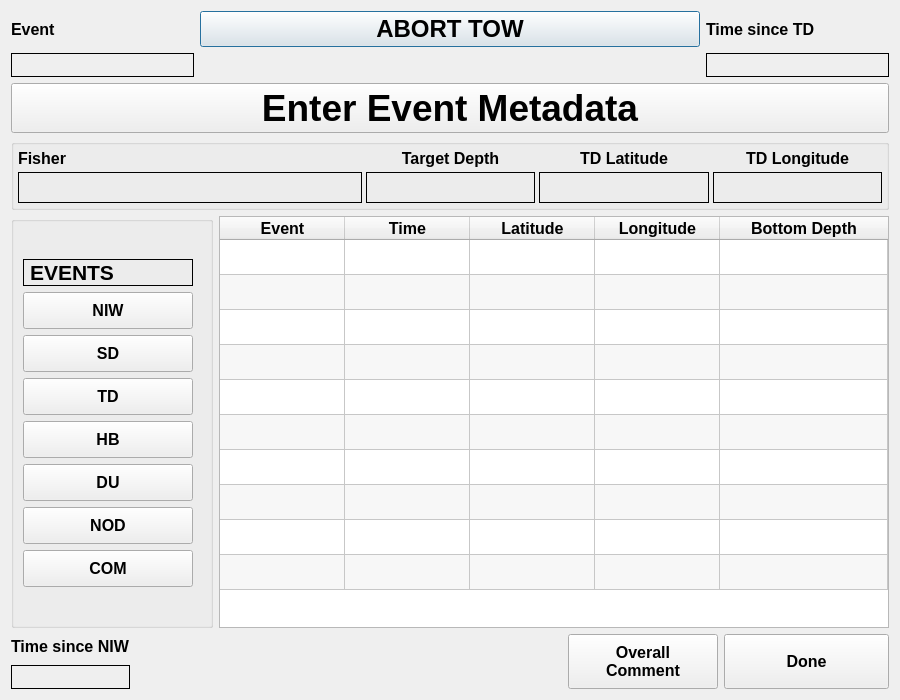
The window that ui/CPSTrawlEvent.ui (aliciabillings-noaa/CLAMS) describes before a commit, drawn with Qt 5.
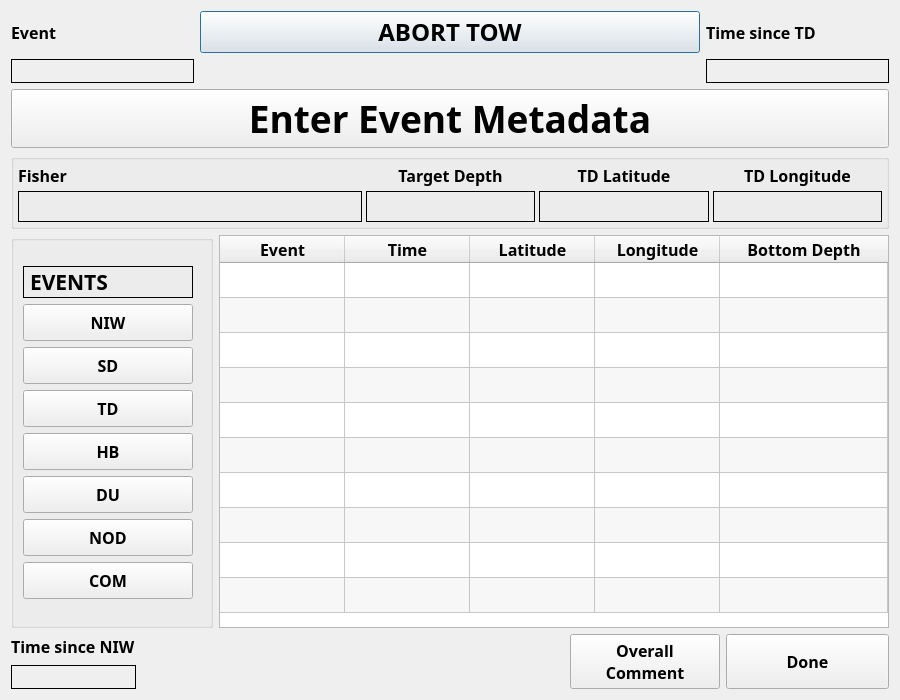
The same window after the commit.

Commit message: set fonts to Arial Black

The edit to the form file:
```diff
--- a/ui/CPSTrawlEvent.ui
+++ b/ui/CPSTrawlEvent.ui
@@ -38,6 +38,7 @@
        <property name="font">
         <font>
          <pointsize>12</pointsize>
+         <weight>75</weight>
          <bold>true</bold>
         </font>
        </property>
@@ -53,7 +54,9 @@
       <widget class="QLabel" name="l_time">
        <property name="font">
         <font>
+         <family>Arial Black</family>
          <pointsize>12</pointsize>
+         <weight>75</weight>
          <bold>true</bold>
         </font>
        </property>
@@ -66,7 +69,9 @@
       <widget class="QLabel" name="l_event">
        <property name="font">
         <font>
+         <family>Arial Black</family>
          <pointsize>12</pointsize>
+         <weight>75</weight>
          <bold>true</bold>
         </font>
        </property>
@@ -80,6 +85,7 @@
        <property name="font">
         <font>
          <pointsize>14</pointsize>
+         <weight>75</weight>
          <bold>true</bold>
         </font>
        </property>
@@ -111,7 +117,9 @@
       <widget class="QPushButton" name="pb_abort">
        <property name="font">
         <font>
+         <family>Arial Black</family>
          <pointsize>18</pointsize>
+         <weight>75</weight>
          <bold>true</bold>
         </font>
        </property>
@@ -138,7 +146,9 @@
      </property>
      <property name="font">
       <font>
+       <family>Arial Black</family>
        <pointsize>28</pointsize>
+       <weight>75</weight>
        <bold>true</bold>
       </font>
      </property>
@@ -176,7 +186,9 @@
            <widget class="QLabel" name="meta4">
             <property name="font">
              <font>
+              <family>Arial Black</family>
               <pointsize>12</pointsize>
+              <weight>75</weight>
               <bold>true</bold>
              </font>
             </property>
@@ -193,6 +205,7 @@
             <property name="font">
              <font>
               <pointsize>19</pointsize>
+              <weight>75</weight>
               <bold>true</bold>
              </font>
             </property>
@@ -212,7 +225,9 @@
            <widget class="QLabel" name="meta3">
             <property name="font">
              <font>
+              <family>Arial Black</family>
               <pointsize>12</pointsize>
+              <weight>75</weight>
               <bold>true</bold>
              </font>
             </property>
@@ -229,6 +244,7 @@
             <property name="font">
              <font>
               <pointsize>19</pointsize>
+              <weight>75</weight>
               <bold>true</bold>
              </font>
             </property>
@@ -244,7 +260,9 @@
            <widget class="QLabel" name="meta2">
             <property name="font">
              <font>
+              <family>Arial Black</family>
               <pointsize>12</pointsize>
+              <weight>75</weight>
               <bold>true</bold>
              </font>
             </property>
@@ -260,7 +278,9 @@
            <widget class="QLabel" name="meta1">
             <property name="font">
              <font>
+              <family>Arial Black</family>
               <pointsize>12</pointsize>
+              <weight>75</weight>
               <bold>true</bold>
              </font>
             </property>
@@ -277,6 +297,7 @@
             <property name="font">
              <font>
               <pointsize>19</pointsize>
+              <weight>75</weight>
               <bold>true</bold>
              </font>
             </property>
@@ -293,6 +314,7 @@
             <property name="font">
              <font>
               <pointsize>19</pointsize>
+              <weight>75</weight>
               <bold>true</bold>
              </font>
             </property>
@@ -346,7 +368,9 @@
             </property>
             <property name="font">
              <font>
+              <family>Arial Black</family>
               <pointsize>16</pointsize>
+              <weight>75</weight>
               <bold>true</bold>
              </font>
             </property>
@@ -377,7 +401,9 @@
             </property>
             <property name="font">
              <font>
+              <family>Arial Black</family>
               <pointsize>12</pointsize>
+              <weight>75</weight>
               <bold>true</bold>
              </font>
             </property>
@@ -402,7 +428,9 @@
             </property>
             <property name="font">
              <font>
+              <family>Arial Black</family>
               <pointsize>12</pointsize>
+              <weight>75</weight>
               <bold>true</bold>
              </font>
             </property>
@@ -427,7 +455,9 @@
             </property>
             <property name="font">
              <font>
+              <family>Arial Black</family>
               <pointsize>12</pointsize>
+              <weight>75</weight>
               <bold>true</bold>
              </font>
             </property>
@@ -452,7 +482,9 @@
             </property>
             <property name="font">
              <font>
+              <family>Arial Black</family>
               <pointsize>12</pointsize>
+              <weight>75</weight>
               <bold>true</bold>
              </font>
             </property>
@@ -471,7 +503,9 @@
             </property>
             <property name="font">
              <font>
+              <family>Arial Black</family>
               <pointsize>12</pointsize>
+              <weight>75</weight>
               <bold>true</bold>
              </font>
             </property>
@@ -496,7 +530,9 @@
             </property>
             <property name="font">
              <font>
+              <family>Arial Black</family>
               <pointsize>12</pointsize>
+              <weight>75</weight>
               <bold>true</bold>
              </font>
             </property>
@@ -521,7 +557,9 @@
             </property>
             <property name="font">
              <font>
+              <family>Arial Black</family>
               <pointsize>12</pointsize>
+              <weight>75</weight>
               <bold>true</bold>
              </font>
             </property>
@@ -551,7 +589,9 @@
        </property>
        <property name="font">
         <font>
+         <family>Arial Black</family>
          <pointsize>12</pointsize>
+         <weight>75</weight>
          <bold>true</bold>
         </font>
        </property>
@@ -684,7 +724,9 @@
         <widget class="QLabel" name="label_42">
          <property name="font">
           <font>
+           <family>Arial Black</family>
            <pointsize>12</pointsize>
+           <weight>75</weight>
            <bold>true</bold>
           </font>
          </property>
@@ -707,6 +749,7 @@
          <property name="font">
           <font>
            <pointsize>14</pointsize>
+           <weight>75</weight>
            <bold>true</bold>
           </font>
          </property>
@@ -757,7 +800,9 @@
        </property>
        <property name="font">
         <font>
+         <family>Arial Black</family>
          <pointsize>12</pointsize>
+         <weight>75</weight>
          <bold>true</bold>
         </font>
        </property>
@@ -783,7 +828,9 @@
        </property>
        <property name="font">
         <font>
+         <family>Arial Black</family>
          <pointsize>12</pointsize>
+         <weight>75</weight>
          <bold>true</bold>
         </font>
        </property>
```
The commit also changes 42 other files.
